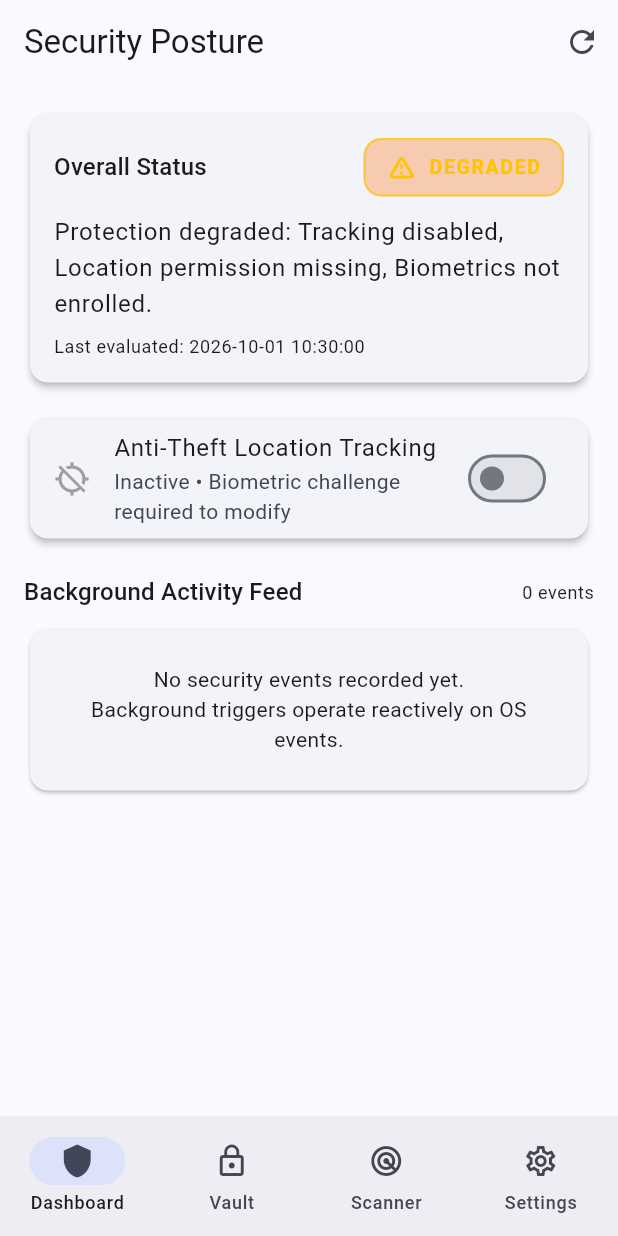
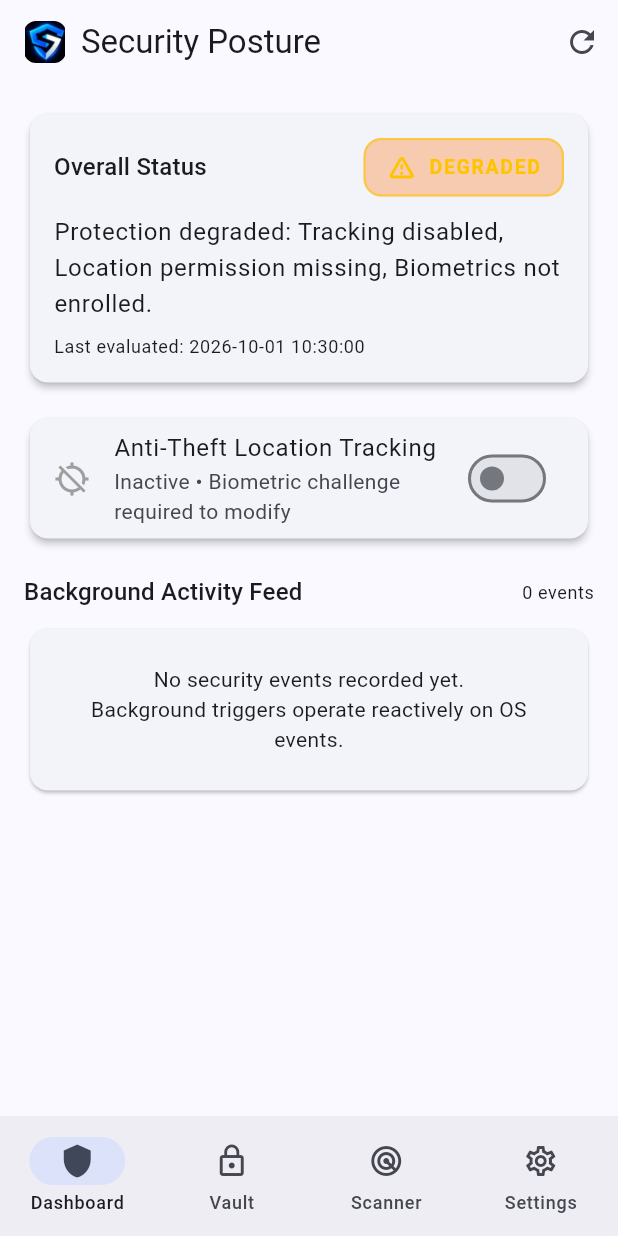
Before and after one commit to udonwebdev/cybersploit-identifier, a Flutter app: the screen it shows after launch, on a phone screen of 412 x 824 dp. Run offline on Flutter 3.47's test engine with Material 3 defaults, Android fonts, the phone set to English and light mode, and no system bars; our stand-ins replace cloud_firestore, connectivity_plus, device_info_plus, firebase_core, flutter_secure_storage, get_it and 1 more; missing offline and left inert: cryptography; accounts and stored records are empty.

Commit message:
feat: integrate Cybersploit shield logo into app launcher icons and dashboard header

```diff
--- a/security_suite/lib/ui/views/dashboard_view.dart
+++ b/security_suite/lib/ui/views/dashboard_view.dart
@@ -23,7 +23,22 @@ class DashboardView extends StatelessWidget {
 
         return Scaffold(
           appBar: AppBar(
-            title: const Text('Security Posture'),
+            title: Row(
+              mainAxisSize: MainAxisSize.min,
+              children: [
+                ClipRRect(
+                  borderRadius: BorderRadius.circular(8),
+                  child: Image.asset(
+                    'assets/images/cybersploit_emblem.png',
+                    height: 28,
+                    width: 28,
+                    fit: BoxFit.contain,
+                  ),
+                ),
+                const SizedBox(width: 10),
+                const Text('Security Posture'),
+              ],
+            ),
             actions: [
               IconButton(
                 key: const Key('dashboard_refresh_button'),
--- a/security_suite/pubspec.yaml
+++ b/security_suite/pubspec.yaml
@@ -61,10 +61,8 @@ flutter:
   # the material Icons class.
   uses-material-design: true
 
-  # To add assets to your application, add an assets section, like this:
-  # assets:
-  #   - images/a_dot_burr.jpeg
-  #   - images/a_dot_ham.jpeg
+  assets:
+    - assets/images/
 
   # An image asset can refer to one or more resolution-specific "variants", see
   # https://flutter.dev/to/resolution-aware-images
```
Also changed, not shown: security_suite/assets/images/app_icon.png (added), security_suite/assets/images/cybersploit_emblem.png (added), security_suite/assets/images/cybersploit_logo.png (added), security_suite/assets/images/play_store_icon.png (added), 5 other files.
